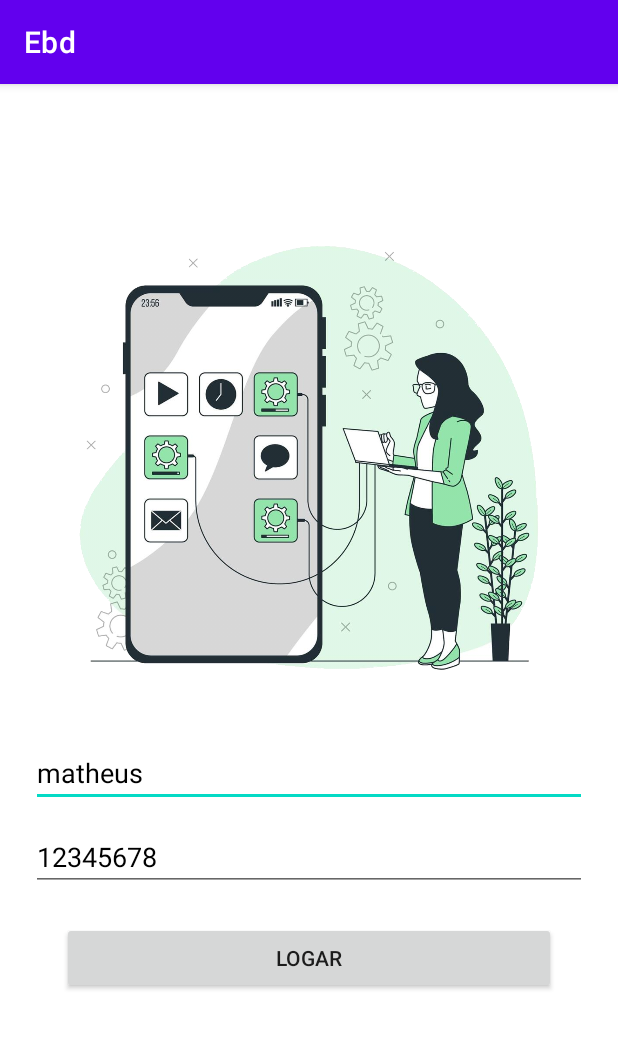
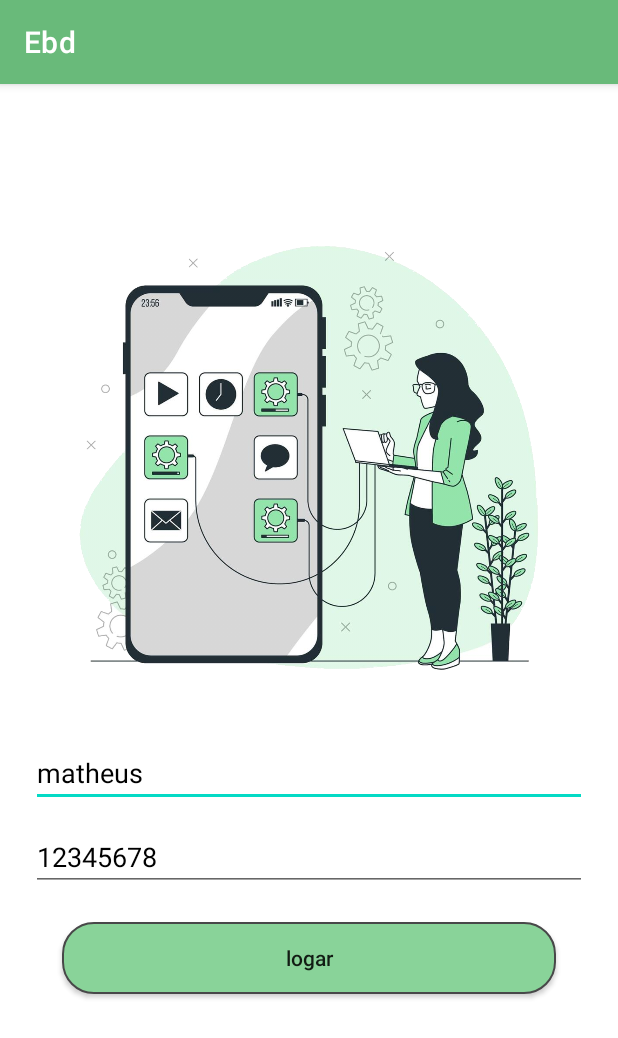
Before and after one commit to matheuspaz123/Ebd, an Android app: the screen it shows after launch (MainActivity), on a phone screen of 412 x 824 dp. Shown: the top 1038 px of the screen. Run offline under Robolectric (Android 15) with nearby library versions, the phone set to English and light mode, and no system bars; our stand-ins replace data binding, sdp/ssp sizes.

Commit message:
Layout de login feito

```diff
--- /dev/null
+++ b/app/src/main/res/drawable/button_login.xml
@@ -0,0 +1,20 @@
+<?xml version="1.0" encoding="utf-8"?>
+<selector xmlns:android="http://schemas.android.com/apk/res/android">
+    <item android:state_pressed="true">
+        <shape>
+            <solid android:color="#CEECFF"/>
+            <corners android:radius="@dimen/_16sdp"/>
+            <stroke android:width="@dimen/_1sdp" android:color="#484849"/>
+        </shape>
+    </item>
+
+
+    <item android:state_pressed="false">
+        <shape>
+            <solid android:color="@color/purple_700"/>
+            <corners android:radius="@dimen/_16sdp"/>
+            <stroke android:width="@dimen/_1sdp" android:color="#484849"/>
+        </shape>
+    </item>
+
+</selector>
--- a/app/src/main/res/layout/fragment_login2.xml
+++ b/app/src/main/res/layout/fragment_login2.xml
@@ -47,8 +47,8 @@
                 android:id="@+id/login_et_senha"
                 android:layout_width="match_parent"
                 android:layout_height="wrap_content"
+                android:layout_marginHorizontal="@dimen/_16sdp"
                 android:layout_marginTop="@dimen/_8sdp"
-                android:layout_marginHorizontal="@dimen/_16sdp"
                 android:text="@{user.senha}"
                 android:textColor="@color/black"
                 app:layout_constraintTop_toBottomOf="@+id/login_et_usuario" />
@@ -57,8 +57,12 @@
                 android:layout_width="0dp"
                 android:layout_height="wrap_content"
                 android:layout_marginHorizontal="@dimen/_16sdp"
+                android:layout_marginTop="@dimen/_16sdp"
+                android:layout_marginBottom="@dimen/_32sdp"
+                android:background="@drawable/button_login"
                 android:text="logar"
-                android:layout_marginTop="@dimen/_16sdp"
+                android:textAllCaps="false"
+                app:layout_constraintBottom_toBottomOf="parent"
                 app:layout_constraintLeft_toLeftOf="@+id/login_et_senha"
                 app:layout_constraintRight_toRightOf="@+id/login_et_senha"
                 app:layout_constraintTop_toBottomOf="@+id/login_et_senha" />
@@ -68,5 +72,4 @@
     </ScrollView>
 
 
-
 </layout>
--- a/app/src/main/res/values/colors.xml
+++ b/app/src/main/res/values/colors.xml
@@ -1,8 +1,8 @@
 <?xml version="1.0" encoding="utf-8"?>
 <resources>
     <color name="purple_200">#FFBB86FC</color>
-    <color name="purple_500">#FF6200EE</color>
-    <color name="purple_700">#FF3700B3</color>
+    <color name="purple_500">#69BA7A</color>
+    <color name="purple_700">#89D399</color>
     <color name="teal_200">#FF03DAC5</color>
     <color name="teal_700">#FF018786</color>
     <color name="black">#FF000000</color>
```
